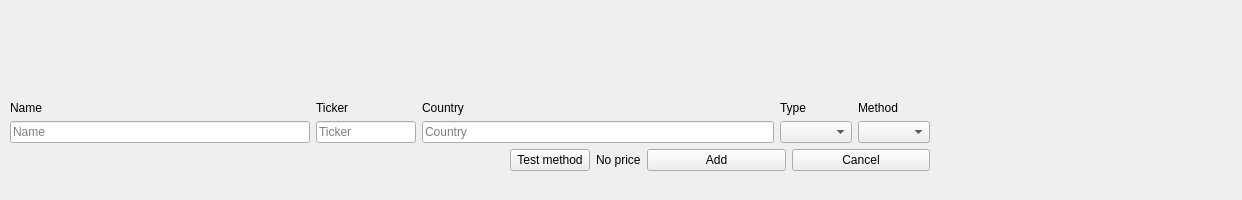
Old version of the form ui/guiAddS.ui in the repository Roenski/StockTracker.
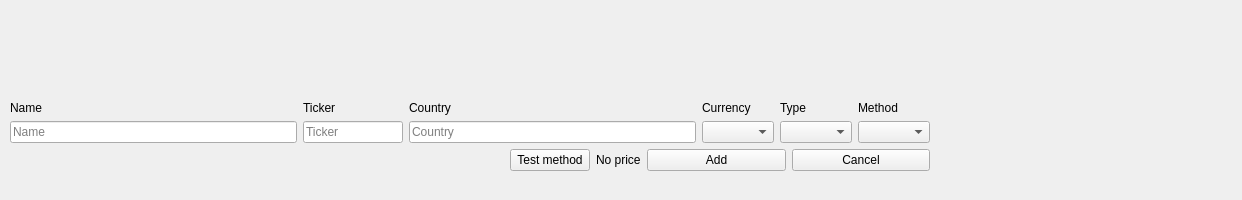
New version of the form.

Commit message: Added currency to stock adding

What changed in the file:
```diff
--- a/ui/guiAddS.ui
+++ b/ui/guiAddS.ui
@@ -148,6 +148,23 @@
         </item>
        </layout>
       </item>
+      <item>
+       <layout class="QVBoxLayout" name="verticalLayout_3">
+        <item>
+         <widget class="QLabel" name="label_6">
+          <property name="text">
+           <string>Currency</string>
+          </property>
+          <property name="alignment">
+           <set>Qt::AlignBottom|Qt::AlignLeading|Qt::AlignLeft</set>
+          </property>
+         </widget>
+        </item>
+        <item>
+         <widget class="QComboBox" name="combo_sCurrency"/>
+        </item>
+       </layout>
+      </item>
       <item>
        <layout class="QVBoxLayout" name="verticalLayout_10">
         <item>
```
The commit also changes 3 other files.
